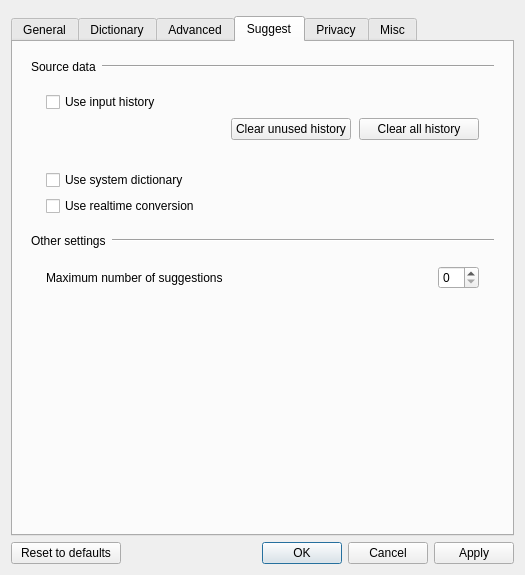
Old version of the form src/gui/config_dialog/config_dialog.ui in the repository koyasi777/mozkey.
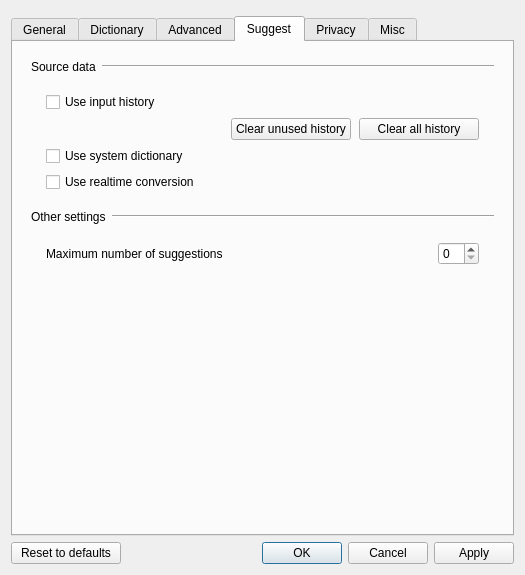
New version of the form. The open tabs and pages were chosen to show the change. Custom widgets are drawn as their Qt base class.

The edit to the form file:
```diff
--- a/src/gui/config_dialog/config_dialog.ui
+++ b/src/gui/config_dialog/config_dialog.ui
@@ -2565,22 +2565,6 @@
               </property>
              </spacer>
             </item>
-            <item row="2" column="1">
-             <spacer name="verticalSpacer">
-              <property name="orientation">
-               <enum>Qt::Orientation::Vertical</enum>
-              </property>
-              <property name="sizeType">
-               <enum>QSizePolicy::Policy::Maximum</enum>
-              </property>
-              <property name="sizeHint" stdset="0">
-               <size>
-                <width>20</width>
-                <height>24</height>
-               </size>
-              </property>
-             </spacer>
-            </item>
             <item row="4" column="0" colspan="3">
              <widget class="QCheckBox" name="realtimeConversionCheckBox">
               <property name="text">
```
Left out of the diff: 10 changed lines with no effect on the pictures.
